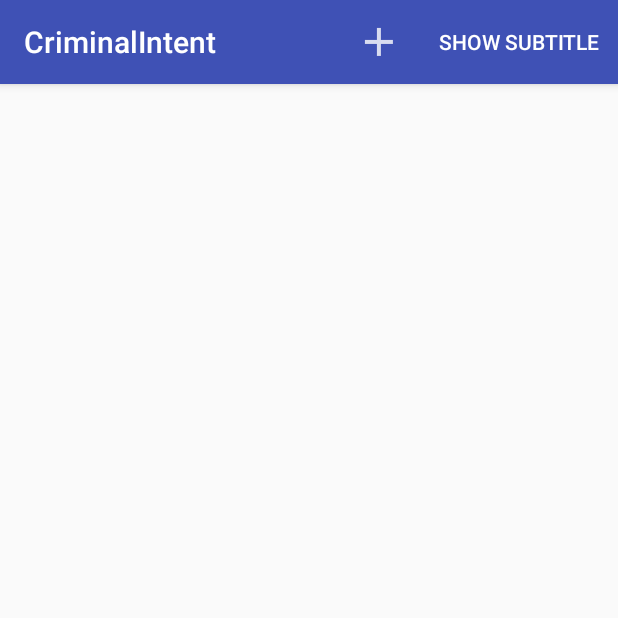
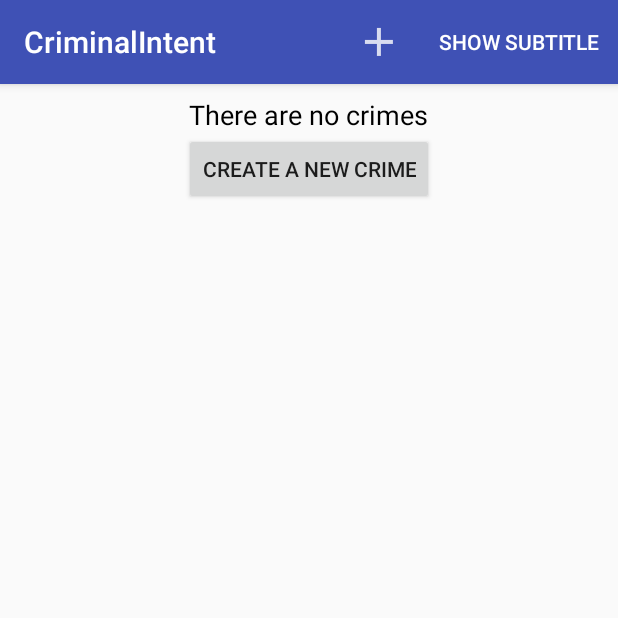
Before and after one commit to JigsawCorp/Android, an Android app: the screen it shows after launch (CrimeListActivity), on a phone screen of 412 x 824 dp, the top half of it. Run offline under Robolectric (Android 15) with nearby library versions, the light colour scheme and no system bars.

Commit message:
Chapter 13 challenges finished

```diff
--- a/CriminalIntent/app/src/main/java/com/bignerdranch/android/criminalintent/CrimeListFragment.java
+++ b/CriminalIntent/app/src/main/java/com/bignerdranch/android/criminalintent/CrimeListFragment.java
@@ -13,7 +13,9 @@ import android.view.MenuInflater;
 import android.view.MenuItem;
 import android.view.View;
 import android.view.ViewGroup;
+import android.widget.Button;
 import android.widget.ImageView;
+import android.widget.LinearLayout;
 import android.widget.TextView;
 import android.widget.Toast;
 
@@ -26,6 +28,8 @@ public class CrimeListFragment extends Fragment {
     private RecyclerView mCrimeRecyclerView;
     private CrimeAdapter mAdapter;
     private boolean mSubtitleVisible;
+    private TextView mNoCrimeWarning;
+    private Button mCreateCrimeButton;
 
     @Override
     public void onCreate(Bundle savecInstanceState) {
@@ -36,6 +40,16 @@ public class CrimeListFragment extends Fragment {
     @Override
     public View onCreateView(LayoutInflater inflater, ViewGroup container, Bundle savedInstanceState) {
         View view = inflater.inflate(R.layout.fragment_crime_list, container, false);
+
+        mNoCrimeWarning = (TextView) view.findViewById(R.id.no_crime_warning);
+
+        mCreateCrimeButton = (Button) view.findViewById(R.id.create_crime_button);
+        mCreateCrimeButton.setOnClickListener(new View.OnClickListener() {
+            @Override
+            public void onClick(View v) {
+                createCrime();
+            }
+        });
 
         mCrimeRecyclerView = (RecyclerView) view.findViewById(R.id.crime_recycler_view);
         mCrimeRecyclerView.setLayoutManager(new LinearLayoutManager(getActivity()));
@@ -53,6 +67,7 @@ public class CrimeListFragment extends Fragment {
     public void onResume() {
         super.onResume();
         updateUI();
+        enableWarning(CrimeLab.get(getActivity()).getCrimes().size());
     }
 
     private void updateUI() {
@@ -147,10 +162,7 @@ public class CrimeListFragment extends Fragment {
     public boolean onOptionsItemSelected(MenuItem item) {
         switch (item.getItemId()) {
             case R.id.new_crime:
-                Crime crime = new Crime();
-                CrimeLab.get(getActivity()).addCrime(crime);
-                Intent intent = CrimePagerActivity.newIntent(getActivity(), crime.getId());
-                startActivity(intent);
+                createCrime();
                 return true;
              case R.id.show_subtitle:
                  mSubtitleVisible = !mSubtitleVisible;
@@ -162,10 +174,17 @@ public class CrimeListFragment extends Fragment {
         }
     }
 
+    private void createCrime() {
+        Crime crime = new Crime();
+        CrimeLab.get(getActivity()).addCrime(crime);
+        Intent intent = CrimePagerActivity.newIntent(getActivity(), crime.getId());
+        startActivity(intent);
+    }
+
     private void updateSubtitle() {
         CrimeLab crimeLab = CrimeLab.get(getActivity());
         int crimeCount = crimeLab.getCrimes().size();
-        String subtitle = getString(R.string.subtitle_format, crimeCount);
+        String subtitle = getResources().getQuantityString(R.plurals.subtitle_plural, crimeCount, crimeCount);
 
         if (!mSubtitleVisible) {
             subtitle = null;
@@ -181,4 +200,14 @@ public class CrimeListFragment extends Fragment {
         outState.putBoolean(SAVED_SUBTITLE_VISIBLE, mSubtitleVisible);
     }
 
+    private void enableWarning(int size) {
+        if (size == 0) {
+            mNoCrimeWarning.setVisibility(View.VISIBLE);
+            mCreateCrimeButton.setVisibility(View.VISIBLE);
+        }
+        else {
+            mNoCrimeWarning.setVisibility(View.GONE);
+            mCreateCrimeButton.setVisibility(View.GONE);
+        }
+    }
 }
--- a/CriminalIntent/app/src/main/res/layout/fragment_crime_list.xml
+++ b/CriminalIntent/app/src/main/res/layout/fragment_crime_list.xml
@@ -1,8 +1,32 @@
 <?xml version="1.0" encoding="utf-8"?>
-<android.support.v7.widget.RecyclerView
+
+<LinearLayout
+    android:layout_width="match_parent"
+    android:layout_height="wrap_content"
     xmlns:android="http://schemas.android.com/apk/res/android"
-    android:id="@+id/crime_recycler_view"
-    android:layout_width="match_parent"
-    android:layout_height="match_parent">
+    android:orientation="vertical">
 
-</android.support.v7.widget.RecyclerView>
+    <TextView
+        android:id="@+id/no_crime_warning"
+        android:layout_width="wrap_content"
+        android:layout_height="wrap_content"
+        android:text="@string/no_crimes_warning"
+        android:layout_gravity="center_horizontal"
+        android:textColor="@android:color/black"
+        android:textSize="18sp"
+        android:layout_marginTop="8dp"/>
+
+    <Button
+        android:id="@+id/create_crime_button"
+        android:layout_width="wrap_content"
+        android:layout_height="wrap_content"
+        android:text="@string/create_crime"
+        android:layout_gravity="center_horizontal"/>
+
+    <android.support.v7.widget.RecyclerView
+        xmlns:android="http://schemas.android.com/apk/res/android"
+        android:id="@+id/crime_recycler_view"
+        android:layout_width="match_parent"
+        android:layout_height="match_parent">
+    </android.support.v7.widget.RecyclerView>
+</LinearLayout>
--- a/CriminalIntent/app/src/main/res/values/strings.xml
+++ b/CriminalIntent/app/src/main/res/values/strings.xml
@@ -12,4 +12,11 @@
     <string name="subtitle_format">%1$d crimes</string>
     <string name="crime_jump_first_button">jump to first</string>
     <string name="crime_jump_last_button">jump to last</string>
+    <string name="no_crimes_warning">There are no crimes</string>
+    <string name="create_crime">Create a new crime</string>
+
+    <plurals name="subtitle_plural">
+        <item quantity="one">%1$d crime</item>
+        <item quantity="other">%1$d crimes</item>
+    </plurals>
 </resources>
```
